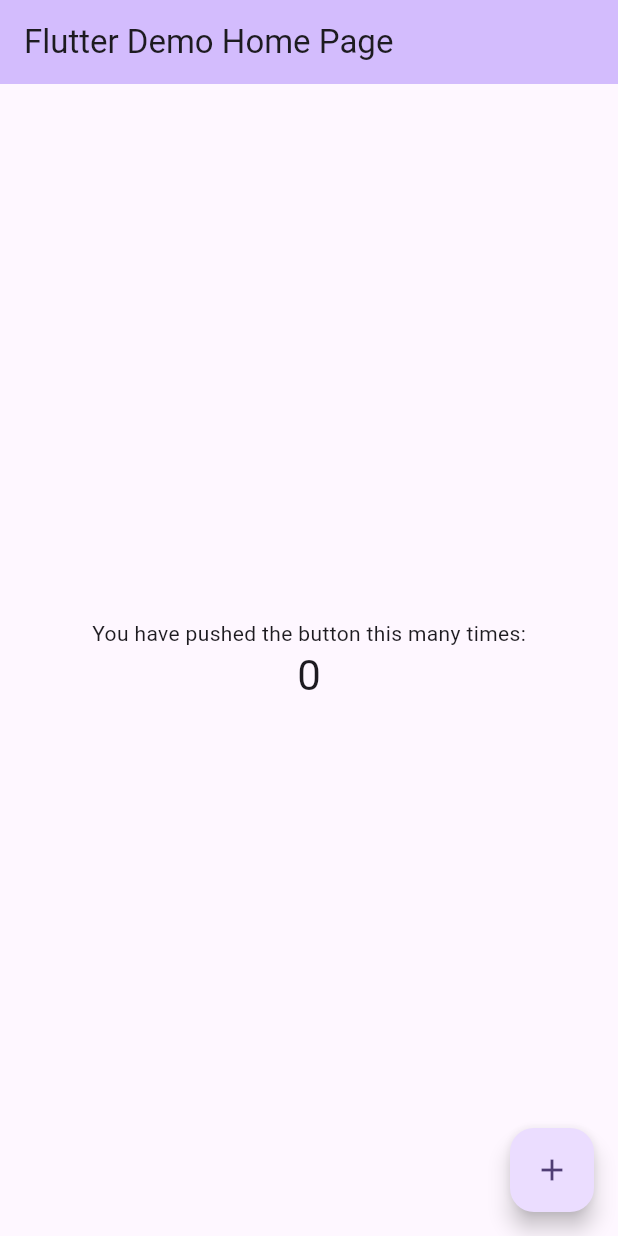
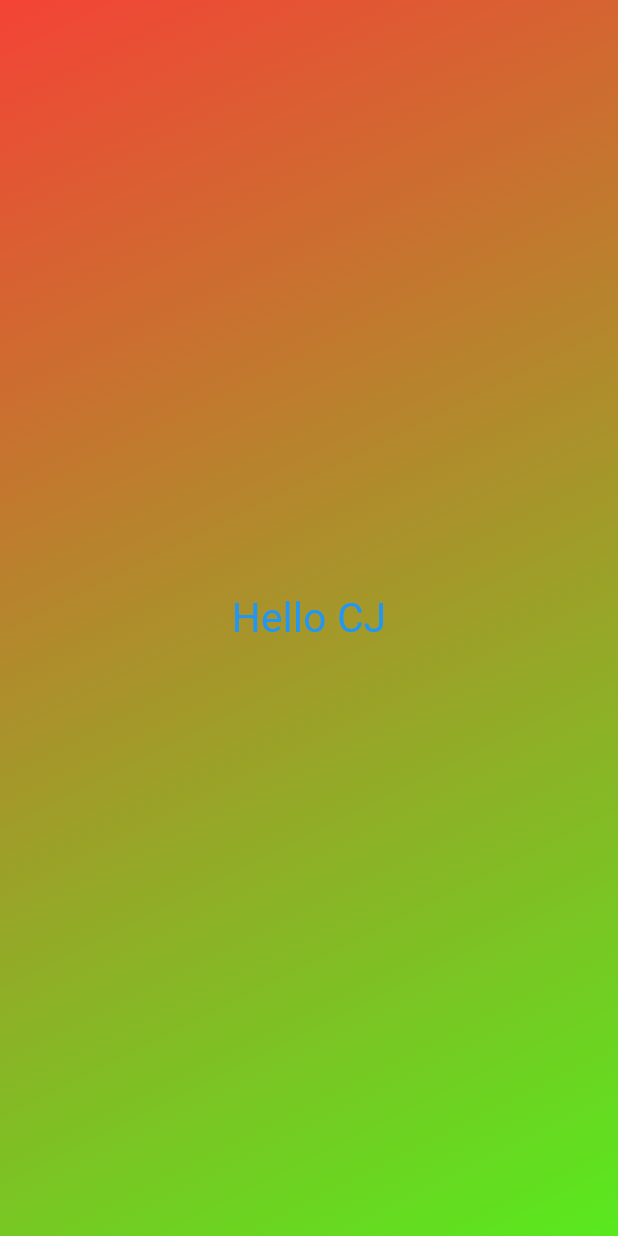
Before and after one commit to yaroslavsolokha/dice, a Flutter app: the screen it shows after launch, on a phone screen of 412 x 824 dp. Run offline on Flutter 3.47's test engine with Material 3 defaults, Android fonts, the phone set to English and light mode, and no system bars.

Commit message:
learning widget

```diff
--- a/lib/main.dart
+++ b/lib/main.dart
@@ -1,125 +1,27 @@
 import 'package:flutter/material.dart';
 
 void main() {
-  runApp(const MyApp());
+  runApp(
+    MaterialApp(
+      home: Scaffold(
+        //backgroundColor: Colors.amber,
+        body: Container(
+          decoration: const BoxDecoration(
+            gradient: LinearGradient(
+                colors: [Colors.red, Color.fromARGB(255, 88, 233, 30)],
+                begin: Alignment.topLeft,
+                end: Alignment.bottomRight),
+          ),
+          child: const Center(
+            child: Text(
+              'Hello CJ',
+              style: TextStyle(color: Colors.blue, fontSize: 27),
+            ),
+          ),
+        ),
+      ),
+    ),
+  );
 }
 
-class MyApp extends StatelessWidget {
-  const MyApp({super.key});
-
-  // This widget is the root of your application.
-  @override
-  Widget build(BuildContext context) {
-    return MaterialApp(
-      title: 'Flutter Demo',
-      theme: ThemeData(
-        // This is the theme of your application.
-        //
-        // TRY THIS: Try running your application with "flutter run". You'll see
-        // the application has a purple toolbar. Then, without quitting the app,
-        // try changing the seedColor in the colorScheme below to Colors.green
-        // and then invoke "hot reload" (save your changes or press the "hot
-        // reload" button in a Flutter-supported IDE, or press "r" if you used
-        // the command line to start the app).
-        //
-        // Notice that the counter didn't reset back to zero; the application
-        // state is not lost during the reload. To reset the state, use hot
-        // restart instead.
-        //
-        // This works for code too, not just values: Most code changes can be
-        // tested with just a hot reload.
-        colorScheme: ColorScheme.fromSeed(seedColor: Colors.deepPurple),
-        useMaterial3: true,
-      ),
-      home: const MyHomePage(title: 'Flutter Demo Home Page'),
-    );
-  }
-}
-
-class MyHomePage extends StatefulWidget {
-  const MyHomePage({super.key, required this.title});
-
-  // This widget is the home page of your application. It is stateful, meaning
-  // that it has a State object (defined below) that contains fields that affect
-  // how it looks.
-
-  // This class is the configuration for the state. It holds the values (in this
-  // case the title) provided by the parent (in this case the App widget) and
-  // used by the build method of the State. Fields in a Widget subclass are
-  // always marked "final".
-
-  final String title;
-
-  @override
-  State<MyHomePage> createState() => _MyHomePageState();
-}
-
-class _MyHomePageState extends State<MyHomePage> {
-  int _counter = 0;
-
-  void _incrementCounter() {
-    setState(() {
-      // This call to setState tells the Flutter framework that something has
-      // changed in this State, which causes it to rerun the build method below
-      // so that the display can reflect the updated values. If we changed
-      // _counter without calling setState(), then the build method would not be
-      // called again, and so nothing would appear to happen.
-      _counter++;
-    });
-  }
-
-  @override
-  Widget build(BuildContext context) {
-    // This method is rerun every time setState is called, for instance as done
-    // by the _incrementCounter method above.
-    //
-    // The Flutter framework has been optimized to make rerunning build methods
-    // fast, so that you can just rebuild anything that needs updating rather
-    // than having to individually change instances of widgets.
-    return Scaffold(
-      appBar: AppBar(
-        // TRY THIS: Try changing the color here to a specific color (to
-        // Colors.amber, perhaps?) and trigger a hot reload to see the AppBar
-        // change color while the other colors stay the same.
-        backgroundColor: Theme.of(context).colorScheme.inversePrimary,
-        // Here we take the value from the MyHomePage object that was created by
-        // the App.build method, and use it to set our appbar title.
-        title: Text(widget.title),
-      ),
-      body: Center(
-        // Center is a layout widget. It takes a single child and positions it
-        // in the middle of the parent.
-        child: Column(
-          // Column is also a layout widget. It takes a list of children and
-          // arranges them vertically. By default, it sizes itself to fit its
-          // children horizontally, and tries to be as tall as its parent.
-          //
-          // Column has various properties to control how it sizes itself and
-          // how it positions its children. Here we use mainAxisAlignment to
-          // center the children vertically; the main axis here is the vertical
-          // axis because Columns are vertical (the cross axis would be
-          // horizontal).
-          //
-          // TRY THIS: Invoke "debug painting" (choose the "Toggle Debug Paint"
-          // action in the IDE, or press "p" in the console), to see the
-          // wireframe for each widget.
-          mainAxisAlignment: MainAxisAlignment.center,
-          children: <Widget>[
-            const Text(
-              'You have pushed the button this many times:',
-            ),
-            Text(
-              '$_counter',
-              style: Theme.of(context).textTheme.headlineMedium,
-            ),
-          ],
-        ),
-      ),
-      floatingActionButton: FloatingActionButton(
-        onPressed: _incrementCounter,
-        tooltip: 'Increment',
-        child: const Icon(Icons.add),
-      ), // This trailing comma makes auto-formatting nicer for build methods.
-    );
-  }
-}
+//runApp();
```
